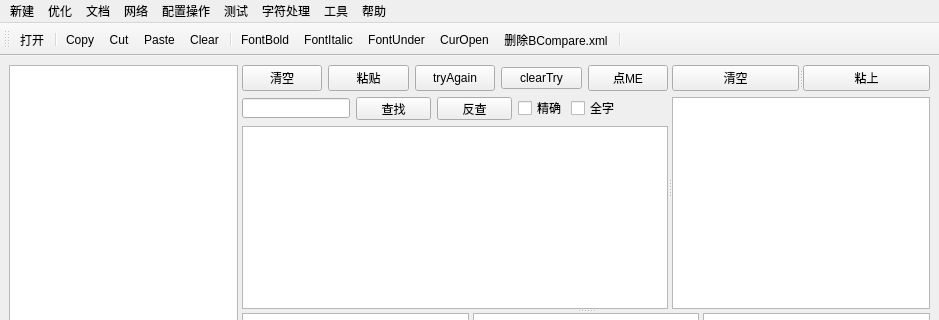
This is codesets/mainwindow.ui in weilaidb/codetools as Qt 5 draws it before an edit; both pictures show x 0 to 939 and y 0 to 320 of the 939 by 718 pixel window. The edited form follows.
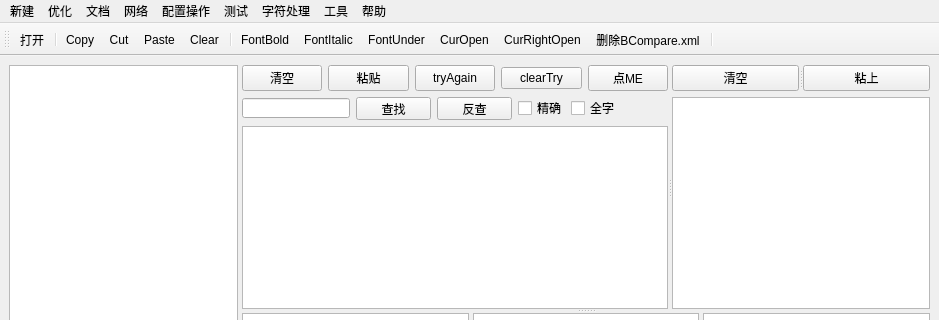
This is the edited form. Icons and pictures are not drawn.

Patch:
```diff
--- a/codesets/mainwindow.ui
+++ b/codesets/mainwindow.ui
@@ -470,6 +470,7 @@
    <addaction name="action_FontItalic"/>
    <addaction name="action_FontUnder"/>
    <addaction name="action_CurOpen"/>
+   <addaction name="action_CurRightOpen"/>
    <addaction name="action_del_BCompare_xml"/>
    <addaction name="separator"/>
   </widget>
@@ -938,6 +939,15 @@
     <string>CurOpen</string>
    </property>
   </action>
+  <action name="action_CurRightOpen">
+   <property name="icon">
+    <iconset resource="images/app.qrc">
+     <normaloff>:/tools/CurRt.bmp</normaloff>:/tools/CurRt.bmp</iconset>
+   </property>
+   <property name="text">
+    <string>CurRightOpen</string>
+   </property>
+  </action>
  </widget>
  <resources>
   <include location="images/app.qrc"/>
```
